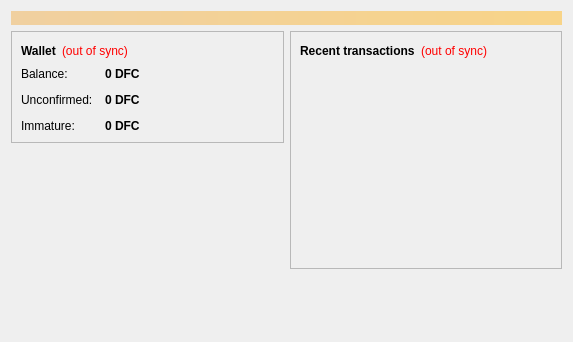
Qt form src/qt/forms/overviewpage.ui (miketweaver/Defcoin) before a commit.
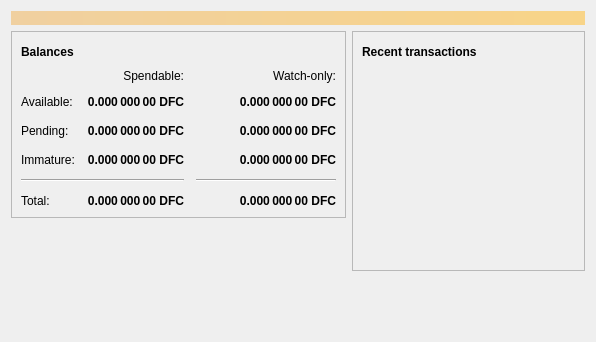
The same form after that commit. Icons and pictures are not drawn.

The edit to the form file:
```diff
--- a/src/qt/forms/overviewpage.ui
+++ b/src/qt/forms/overviewpage.ui
@@ -6,7 +6,7 @@
    <rect>
     <x>0</x>
     <y>0</y>
-    <width>573</width>
+    <width>596</width>
     <height>342</height>
    </rect>
   </property>
@@ -20,7 +20,7 @@
       <bool>false</bool>
      </property>
      <property name="styleSheet">
-      <string notr="true">background-color: qlineargradient(x1: 0, y1: 0, x2: 1, y2: 0, stop:0 #F0D0A0, stop:1 #F8D488); color:#000000;</string>
+      <string notr="true">QLabel { background-color: qlineargradient(x1: 0, y1: 0, x2: 1, y2: 0, stop:0 #F0D0A0, stop:1 #F8D488); color:#000000; }</string>
      </property>
      <property name="wordWrap">
       <bool>true</bool>
@@ -54,27 +54,194 @@
                </font>
               </property>
               <property name="text">
-               <string>Wallet</string>
+               <string>Balances</string>
               </property>
              </widget>
             </item>
             <item>
-             <widget class="QLabel" name="labelWalletStatus">
+             <widget class="QPushButton" name="labelWalletStatus">
+              <property name="enabled">
+               <bool>true</bool>
+              </property>
+              <property name="maximumSize">
+               <size>
+                <width>30</width>
+                <height>16777215</height>
+               </size>
+              </property>
               <property name="toolTip">
                <string>The displayed information may be out of date. Your wallet automatically synchronizes with the defcoin network after a connection is established, but this process has not completed yet.</string>
               </property>
-              <property name="styleSheet">
-               <string notr="true">QLabel { color: red; }</string>
+              <property name="text">
+               <string/>
               </property>
+              <property name="icon">
+               <iconset resource="../bitcoin.qrc">
+                <normaloff>:/icons/warning</normaloff>
+                <disabledoff>:/icons/warning</disabledoff>:/icons/warning</iconset>
+              </property>
+              <property name="iconSize">
+               <size>
+                <width>24</width>
+                <height>24</height>
+               </size>
+              </property>
+              <property name="flat">
+               <bool>true</bool>
+              </property>
+             </widget>
+            </item>
+            <item>
+             <spacer name="horizontalSpacer_3">
+              <property name="orientation">
+               <enum>Qt::Horizontal</enum>
+              </property>
+              <property name="sizeHint" stdset="0">
+               <size>
+                <width>40</width>
+                <height>20</height>
+               </size>
+              </property>
+             </spacer>
+            </item>
+           </layout>
+          </item>
+          <item>
+           <layout class="QGridLayout" name="gridLayout">
+            <property name="spacing">
+             <number>12</number>
+            </property>
+            <item row="2" column="2">
+             <widget class="QLabel" name="labelWatchPending">
+              <property name="font">
+               <font>
+                <weight>75</weight>
+                <bold>true</bold>
+               </font>
+              </property>
+              <property name="cursor">
+               <cursorShape>IBeamCursor</cursorShape>
+              </property>
+              <property name="toolTip">
+               <string>Unconfirmed transactions to watch-only addresses</string>
+              </property>
               <property name="text">
-               <string notr="true">(out of sync)</string>
+               <string notr="true">0.000 000 00 DFC</string>
               </property>
               <property name="alignment">
-               <set>Qt::AlignLeading|Qt::AlignLeft|Qt::AlignVCenter</set>
+               <set>Qt::AlignRight|Qt::AlignTrailing|Qt::AlignVCenter</set>
               </property>
              </widget>
             </item>
-            <item>
+            <item row="2" column="1">
+             <widget class="QLabel" name="labelUnconfirmed">
+              <property name="font">
+               <font>
+                <weight>75</weight>
+                <bold>true</bold>
+               </font>
+              </property>
+              <property name="cursor">
+               <cursorShape>IBeamCursor</cursorShape>
+              </property>
+              <property name="toolTip">
+               <string>Total of transactions that have yet to be confirmed, and do not yet count toward the spendable balance</string>
+              </property>
+              <property name="text">
+               <string notr="true">0.000 000 00 DFC</string>
+              </property>
+              <property name="alignment">
+               <set>Qt::AlignRight|Qt::AlignTrailing|Qt::AlignVCenter</set>
+              </property>
+              <property name="textInteractionFlags">
+               <set>Qt::LinksAccessibleByMouse|Qt::TextSelectableByKeyboard|Qt::TextSelectableByMouse</set>
+              </property>
+             </widget>
+            </item>
+            <item row="3" column="2">
+             <widget class="QLabel" name="labelWatchImmature">
+              <property name="font">
+               <font>
+                <weight>75</weight>
+                <bold>true</bold>
+               </font>
+              </property>
+              <property name="cursor">
+               <cursorShape>IBeamCursor</cursorShape>
+              </property>
+              <property name="toolTip">
+               <string>Mined balance in watch-only addresses that has not yet matured</string>
+              </property>
+              <property name="text">
+               <string notr="true">0.000 000 00 DFC</string>
+              </property>
+              <property name="alignment">
+               <set>Qt::AlignRight|Qt::AlignTrailing|Qt::AlignVCenter</set>
+              </property>
+              <property name="textInteractionFlags">
+               <set>Qt::LinksAccessibleByMouse|Qt::TextSelectableByKeyboard|Qt::TextSelectableByMouse</set>
+              </property>
+             </widget>
+            </item>
+            <item row="4" column="0" colspan="2">
+             <widget class="Line" name="line">
+              <property name="orientation">
+               <enum>Qt::Horizontal</enum>
+              </property>
+             </widget>
+            </item>
+            <item row="4" column="2">
+             <widget class="Line" name="lineWatchBalance">
+              <property name="sizePolicy">
+               <sizepolicy hsizetype="Preferred" vsizetype="Fixed">
+                <horstretch>0</horstretch>
+                <verstretch>0</verstretch>
+               </sizepolicy>
+              </property>
+              <property name="minimumSize">
+               <size>
+                <width>140</width>
+                <height>0</height>
+               </size>
+              </property>
+              <property name="orientation">
+               <enum>Qt::Horizontal</enum>
+              </property>
+             </widget>
+            </item>
+            <item row="5" column="0">
+             <widget class="QLabel" name="labelTotalText">
+              <property name="text">
+               <string>Total:</string>
+              </property>
+             </widget>
+            </item>
+            <item row="3" column="1">
+             <widget class="QLabel" name="labelImmature">
+              <property name="font">
+               <font>
+                <weight>75</weight>
+                <bold>true</bold>
+               </font>
+              </property>
+              <property name="cursor">
+               <cursorShape>IBeamCursor</cursorShape>
+              </property>
+              <property name="toolTip">
+               <string>Mined balance that has not yet matured</string>
+              </property>
+              <property name="text">
+               <string notr="true">0.000 000 00 DFC</string>
+              </property>
+              <property name="alignment">
+               <set>Qt::AlignRight|Qt::AlignTrailing|Qt::AlignVCenter</set>
+              </property>
+              <property name="textInteractionFlags">
+               <set>Qt::LinksAccessibleByMouse|Qt::TextSelectableByKeyboard|Qt::TextSelectableByMouse</set>
+              </property>
+             </widget>
+            </item>
+            <item row="2" column="3">
              <spacer name="horizontalSpacer_2">
               <property name="orientation">
                <enum>Qt::Horizontal</enum>
@@ -87,28 +254,15 @@
               </property>
              </spacer>
             </item>
-           </layout>
-          </item>
-          <item>
-           <layout class="QFormLayout" name="formLayout_2">
-            <property name="fieldGrowthPolicy">
-             <enum>QFormLayout::AllNonFixedFieldsGrow</enum>
-            </property>
-            <property name="horizontalSpacing">
-             <number>12</number>
-            </property>
-            <property name="verticalSpacing">
-             <number>12</number>
-            </property>
-            <item row="0" column="0">
-             <widget class="QLabel" name="label">
+            <item row="3" column="0">
+             <widget class="QLabel" name="labelImmatureText">
               <property name="text">
-               <string>Balance:</string>
+               <string>Immature:</string>
               </property>
              </widget>
             </item>
-            <item row="0" column="1">
-             <widget class="QLabel" name="labelBalance">
+            <item row="5" column="1">
+             <widget class="QLabel" name="labelTotal">
               <property name="font">
                <font>
                 <weight>75</weight>
@@ -122,22 +276,60 @@
                <string>Your current balance</string>
               </property>
               <property name="text">
-               <string notr="true">0 DFC</string>
+               <string notr="true">0.000 000 00 DFC</string>
               </property>
+              <property name="alignment">
+               <set>Qt::AlignRight|Qt::AlignTrailing|Qt::AlignVCenter</set>
+              </property>
               <property name="textInteractionFlags">
                <set>Qt::LinksAccessibleByMouse|Qt::TextSelectableByKeyboard|Qt::TextSelectableByMouse</set>
               </property>
              </widget>
             </item>
+            <item row="5" column="2">
+             <widget class="QLabel" name="labelWatchTotal">
+              <property name="font">
+               <font>
+                <weight>75</weight>
+                <bold>true</bold>
+               </font>
+              </property>
+              <property name="cursor">
+               <cursorShape>IBeamCursor</cursorShape>
+              </property>
+              <property name="toolTip">
+               <string>Current total balance in watch-only addresses</string>
+              </property>
+              <property name="text">
+               <string notr="true">0.000 000 00 DFC</string>
+              </property>
+              <property name="alignment">
+               <set>Qt::AlignRight|Qt::AlignTrailing|Qt::AlignVCenter</set>
+              </property>
+              <property name="textInteractionFlags">
+               <set>Qt::LinksAccessibleByMouse|Qt::TextSelectableByKeyboard|Qt::TextSelectableByMouse</set>
+              </property>
+             </widget>
+            </item>
+            <item row="0" column="2">
+             <widget class="QLabel" name="labelWatchonly">
+              <property name="text">
+               <string>Watch-only:</string>
+              </property>
+              <property name="alignment">
+               <set>Qt::AlignRight|Qt::AlignTrailing|Qt::AlignVCenter</set>
+              </property>
+             </widget>
+            </item>
             <item row="1" column="0">
-             <widget class="QLabel" name="label_3">
+             <widget class="QLabel" name="labelBalanceText">
               <property name="text">
-               <string>Unconfirmed:</string>
+               <string>Available:</string>
               </property>
              </widget>
             </item>
             <item row="1" column="1">
-             <widget class="QLabel" name="labelUnconfirmed">
+             <widget class="QLabel" name="labelBalance">
               <property name="font">
                <font>
                 <weight>75</weight>
@@ -151,7 +343,35 @@
                <string>Total of transactions that have yet to be confirmed, and do not yet count toward the current balance</string>
               </property>
               <property name="text">
-               <string notr="true">0 DFC</string>
+               <string notr="true">0.000 000 00 DFC</string>
+              </property>
+              <property name="alignment">
+               <set>Qt::AlignRight|Qt::AlignTrailing|Qt::AlignVCenter</set>
+              </property>
+              <property name="textInteractionFlags">
+               <set>Qt::LinksAccessibleByMouse|Qt::TextSelectableByKeyboard|Qt::TextSelectableByMouse</set>
+              </property>
+             </widget>
+            </item>
+            <item row="1" column="2">
+             <widget class="QLabel" name="labelWatchAvailable">
+              <property name="font">
+               <font>
+                <weight>75</weight>
+                <bold>true</bold>
+               </font>
+              </property>
+              <property name="cursor">
+               <cursorShape>IBeamCursor</cursorShape>
+              </property>
+              <property name="toolTip">
+               <string>Your current balance in watch-only addresses</string>
+              </property>
+              <property name="text">
+               <string notr="true">0.000 000 00 DFC</string>
+              </property>
+              <property name="alignment">
+               <set>Qt::AlignRight|Qt::AlignTrailing|Qt::AlignVCenter</set>
               </property>
               <property name="textInteractionFlags">
                <set>Qt::LinksAccessibleByMouse|Qt::TextSelectableByKeyboard|Qt::TextSelectableByMouse</set>
@@ -159,28 +379,19 @@
              </widget>
             </item>
             <item row="2" column="0">
-             <widget class="QLabel" name="labelImmatureText">
+             <widget class="QLabel" name="labelPendingText">
               <property name="text">
-               <string>Immature:</string>
+               <string>Pending:</string>
               </property>
              </widget>
             </item>
-            <item row="2" column="1">
-             <widget class="QLabel" name="labelImmature">
-              <property name="font">
-               <font>
-                <weight>75</weight>
-                <bold>true</bold>
-               </font>
-              </property>
-              <property name="toolTip">
-               <string>Mined balance that has not yet matured</string>
-              </property>
+            <item row="0" column="1">
+             <widget class="QLabel" name="labelSpendable">
               <property name="text">
-               <string notr="true">0 DFC</string>
+               <string>Spendable:</string>
               </property>
-              <property name="textInteractionFlags">
-               <set>Qt::LinksAccessibleByMouse|Qt::TextSelectableByKeyboard|Qt::TextSelectableByMouse</set>
+              <property name="alignment">
+               <set>Qt::AlignRight|Qt::AlignTrailing|Qt::AlignVCenter</set>
               </property>
              </widget>
             </item>
@@ -219,24 +430,47 @@
            <layout class="QHBoxLayout" name="horizontalLayout_2">
             <item>
              <widget class="QLabel" name="label_4">
+              <property name="font">
+               <font>
+                <weight>75</weight>
+                <bold>true</bold>
+               </font>
+              </property>
               <property name="text">
-               <string>&lt;b&gt;Recent transactions&lt;/b&gt;</string>
+               <string>Recent transactions</string>
               </property>
              </widget>
             </item>
             <item>
-             <widget class="QLabel" name="labelTransactionsStatus">
+             <widget class="QPushButton" name="labelTransactionsStatus">
+              <property name="enabled">
+               <bool>true</bool>
+              </property>
+              <property name="maximumSize">
+               <size>
+                <width>30</width>
+                <height>16777215</height>
+               </size>
+              </property>
               <property name="toolTip">
-               <string>The displayed information may be out of date. Your wallet automatically synchronizes with the defcoin network after a connection is established, but this process has not completed yet.</string>
-              </property>
-              <property name="styleSheet">
-               <string notr="true">QLabel { color: red; }</string>
+               <string>The displayed information may be out of date. Your wallet automatically synchronizes with the Defcoin network after a connection is established, but this process has not completed yet.</string>
               </property>
               <property name="text">
-               <string notr="true">(out of sync)</string>
+               <string/>
               </property>
-              <property name="alignment">
-               <set>Qt::AlignRight|Qt::AlignTrailing|Qt::AlignVCenter</set>
+              <property name="icon">
+               <iconset resource="../bitcoin.qrc">
+                <normaloff>:/icons/warning</normaloff>
+                <disabledoff>:/icons/warning</disabledoff>:/icons/warning</iconset>
+              </property>
+              <property name="iconSize">
+               <size>
+                <width>24</width>
+                <height>24</height>
+               </size>
+              </property>
+              <property name="flat">
+               <bool>true</bool>
               </property>
              </widget>
             </item>
```
Left out of the diff: 12 changed lines with no effect on the pictures.
